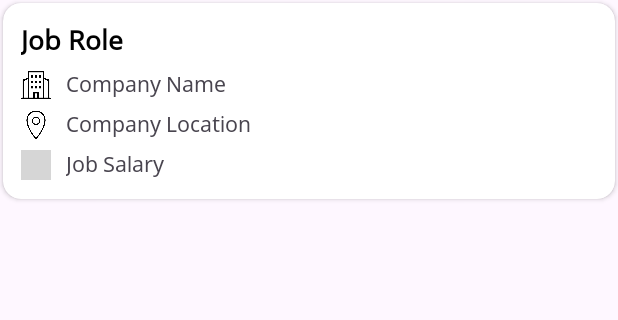
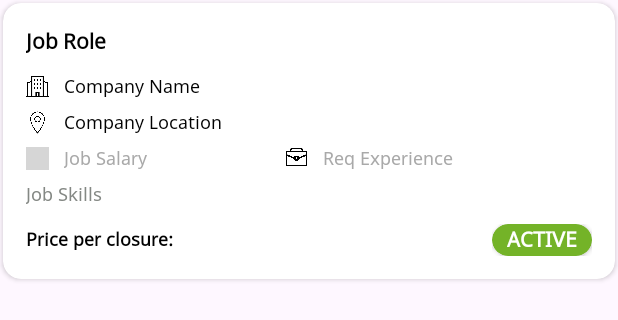
Before and after one commit to impetuson-dev/rexroot-app, an Android app: the layout jobreq_card.xml on its own in the app's theme, with its tools: preview values and no code run, on a phone screen of 412 x 824 dp. Shown: the top 320 px of the screen. Run offline under Robolectric (Android 15) with nearby library versions, the phone set to English and light mode, and no system bars; grey boxes are pictures that could not be loaded.

Commit message:
Modified jobreq card

```diff
--- a/app/src/main/java/com/impetuson/rexroot/viewmodel/profile/JobReqRecyclerViewAdapter.kt
+++ b/app/src/main/java/com/impetuson/rexroot/viewmodel/profile/JobReqRecyclerViewAdapter.kt
@@ -12,10 +12,19 @@ class JobReqRecyclerViewAdapter(private val dataList: List<JobReqModelClass>) :
     inner class ViewHolder(itemView: View) : RecyclerView.ViewHolder(itemView) {
         private val jobRole: TextView = itemView.findViewById(R.id.tv_jobrole)
         private val companyName: TextView = itemView.findViewById(R.id.tv_compname)
-
+        private val companyLocation: TextView = itemView.findViewById(R.id.tv_complocation)
+        private val jobSalary: TextView = itemView.findViewById(R.id.tv_jobsalary)
+        private val jobReqExp: TextView = itemView.findViewById(R.id.tv_reqjobexp)
+        private val jobSkills: TextView = itemView.findViewById(R.id.tv_jobskills)
+        private val pricePerClosure: TextView = itemView.findViewById(R.id.tv_priceperclosure)
         fun bind(data: JobReqModelClass) {
             jobRole.text = data.jobrole
             companyName.text = data.compname
+            companyLocation.text = data.complocation
+            jobSalary.text = data.jobsalary
+            jobReqExp.text = data.reqjobexp
+            jobSkills.text = data.jobmandskills
+            pricePerClosure.text = "₹" + data.priceperclosure
         }
     }
 
--- a/app/src/main/res/layout/jobreq_card.xml
+++ b/app/src/main/res/layout/jobreq_card.xml
@@ -13,29 +13,28 @@
     android:layout_height="wrap_content">
 
     <LinearLayout
-        android:layout_width="wrap_content"
+        android:layout_width="match_parent"
         android:layout_height="wrap_content"
-        android:padding="12sp"
+        android:padding="15sp"
         android:orientation="vertical">
 
         <TextView
             android:id="@+id/tv_jobrole"
-            android:layout_width="wrap_content"
+            android:layout_width="match_parent"
             android:layout_height="wrap_content"
-            android:textSize="18sp"
             android:textColor="@color/black"
             android:text="Job Role"
             android:textStyle="bold">
         </TextView>
 
         <LinearLayout
-            android:layout_marginTop="5sp"
-            android:layout_width="wrap_content"
+            android:layout_marginTop="10sp"
+            android:layout_width="match_parent"
             android:layout_height="wrap_content">
 
             <ImageView
-                android:layout_width="20sp"
-                android:layout_height="20sp"
+                android:layout_width="15sp"
+                android:layout_height="15sp"
                 android:layout_gravity="center"
                 android:src="@drawable/icon_company">
             </ImageView>
@@ -43,6 +42,8 @@
             <TextView
                 android:layout_marginLeft="10sp"
                 android:id="@+id/tv_compname"
+                android:textColor="@color/black"
+                android:textSize="12sp"
                 android:layout_width="wrap_content"
                 android:layout_height="wrap_content"
                 android:text="Company Name">
@@ -52,12 +53,12 @@
 
         <LinearLayout
             android:layout_marginTop="5sp"
-            android:layout_width="wrap_content"
+            android:layout_width="match_parent"
             android:layout_height="wrap_content">
 
             <ImageView
-                android:layout_width="20sp"
-                android:layout_height="20sp"
+                android:layout_width="15sp"
+                android:layout_height="15sp"
                 android:layout_gravity="center"
                 android:src="@drawable/icon_location">
             </ImageView>
@@ -65,6 +66,8 @@
             <TextView
                 android:layout_marginLeft="10sp"
                 android:id="@+id/tv_complocation"
+                android:textColor="@color/black"
+                android:textSize="12sp"
                 android:layout_width="wrap_content"
                 android:layout_height="wrap_content"
                 android:text="Company Location">
@@ -73,17 +76,20 @@
         </LinearLayout>
 
         <LinearLayout
+            android:layout_marginTop="5sp"
+            android:weightSum="1"
             android:layout_width="match_parent"
             android:layout_height="wrap_content">
 
             <LinearLayout
-                android:layout_marginTop="5sp"
+                android:layout_weight="0.5"
+                android:layout_gravity="center"
                 android:layout_width="wrap_content"
                 android:layout_height="wrap_content">
 
                 <ImageView
-                    android:layout_width="20sp"
-                    android:layout_height="20sp"
+                    android:layout_width="15sp"
+                    android:layout_height="15sp"
                     android:layout_gravity="center"
                     android:src="@drawable/icon_salary">
                 </ImageView>
@@ -91,6 +97,8 @@
                 <TextView
                     android:layout_marginLeft="10sp"
                     android:id="@+id/tv_jobsalary"
+                    android:textColor="@color/dark_grey"
+                    android:textSize="12sp"
                     android:layout_width="wrap_content"
                     android:layout_height="wrap_content"
                     android:text="Job Salary">
@@ -98,8 +106,111 @@
 
             </LinearLayout>
 
+            <LinearLayout
+                android:layout_gravity="center"
+                android:layout_weight="0.5"
+                android:layout_width="wrap_content"
+                android:layout_height="wrap_content">
+
+                <ImageView
+                    android:layout_width="15sp"
+                    android:layout_height="15sp"
+                    android:layout_gravity="center"
+                    android:src="@drawable/icon_suitcase">
+                </ImageView>
+
+                <TextView
+                    android:layout_marginLeft="10sp"
+                    android:id="@+id/tv_reqjobexp"
+                    android:textSize="12sp"
+                    android:textColor="@color/dark_grey"
+                    android:layout_gravity="center"
+                    android:layout_width="wrap_content"
+                    android:layout_height="wrap_content"
+                    android:text="Req Experience">
+                </TextView>
+
+            </LinearLayout>
+
         </LinearLayout>
 
+        <LinearLayout
+            android:layout_marginTop="5sp"
+            android:layout_width="match_parent"
+            android:layout_height="wrap_content">
+
+            <TextView
+                android:id="@+id/tv_jobskills"
+                android:textSize="12sp"
+                android:textColor="@color/metal_grey"
+                android:layout_width="wrap_content"
+                android:layout_height="wrap_content"
+                android:text="Job Skills">
+            </TextView>
+
+        </LinearLayout>
+
+        <RelativeLayout
+            android:layout_marginTop="10sp"
+            android:layout_width="match_parent"
+            android:layout_height="wrap_content">
+
+            <LinearLayout
+                android:layout_centerVertical="true"
+                android:layout_width="wrap_content"
+                android:layout_height="wrap_content">
+
+                <TextView
+                    android:textColor="@color/black"
+                    android:layout_width="wrap_content"
+                    android:layout_height="wrap_content"
+                    android:textSize="12sp"
+                    android:textStyle="bold"
+                    android:text="Price per closure: ">
+                </TextView>
+
+                <TextView
+                    android:id="@+id/tv_priceperclosure"
+                    android:textColor="@color/black"
+                    android:layout_width="wrap_content"
+                    android:layout_height="wrap_content"
+                    android:textSize="12sp"
+                    android:textStyle="bold"
+                    android:text="">
+                </TextView>
+
+            </LinearLayout>
+
+            <LinearLayout
+                android:layout_alignParentEnd="true"
+                android:layout_width="wrap_content"
+                android:layout_height="wrap_content">
+
+                <androidx.cardview.widget.CardView
+                    android:elevation="0dp"
+                    app:cardCornerRadius="15dp"
+                    android:backgroundTint="@color/primary_green"
+                    android:layout_width="wrap_content"
+                    android:layout_height="wrap_content">
+
+                    <TextView
+                        android:paddingLeft="10sp"
+                        android:paddingRight="10sp"
+                        android:layout_width="wrap_content"
+                        android:layout_height="wrap_content"
+                        android:textColor="@color/white"
+                        android:textStyle="bold"
+                        android:text="ACTIVE">
+                    </TextView>
+
+
+                </androidx.cardview.widget.CardView>
+
+            </LinearLayout>
+
+
+
+        </RelativeLayout>
 
     </LinearLayout>
 
--- a/app/src/main/res/values/colors.xml
+++ b/app/src/main/res/values/colors.xml
@@ -6,5 +6,6 @@
     <color name="primary_green">#74B328</color>
     <color name="light_grey">#D3D3D3</color>
     <color name="dark_grey">#A9A9A9	</color>
+    <color name="metal_grey">#848884</color>
     <color name="sky_blue">#2196F3</color>
 </resources>
```
Also changed, not shown: app/src/main/res/drawable/icon_suitcase.png (added).
